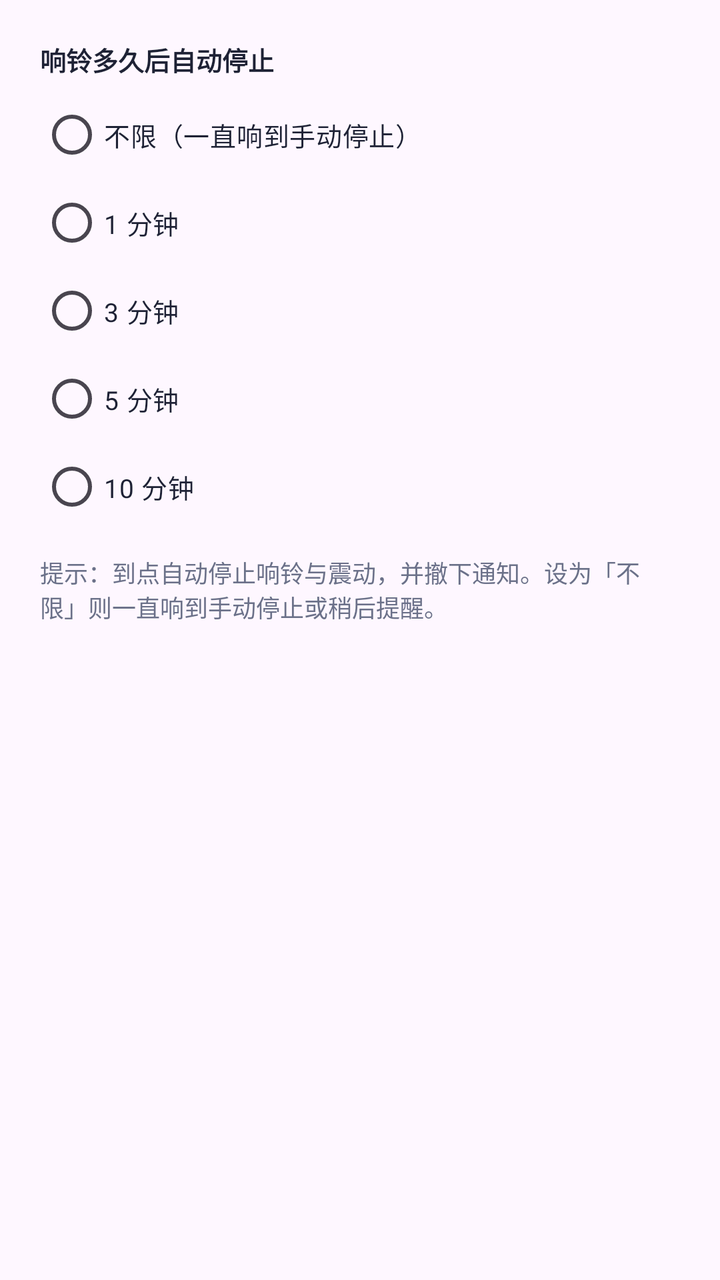
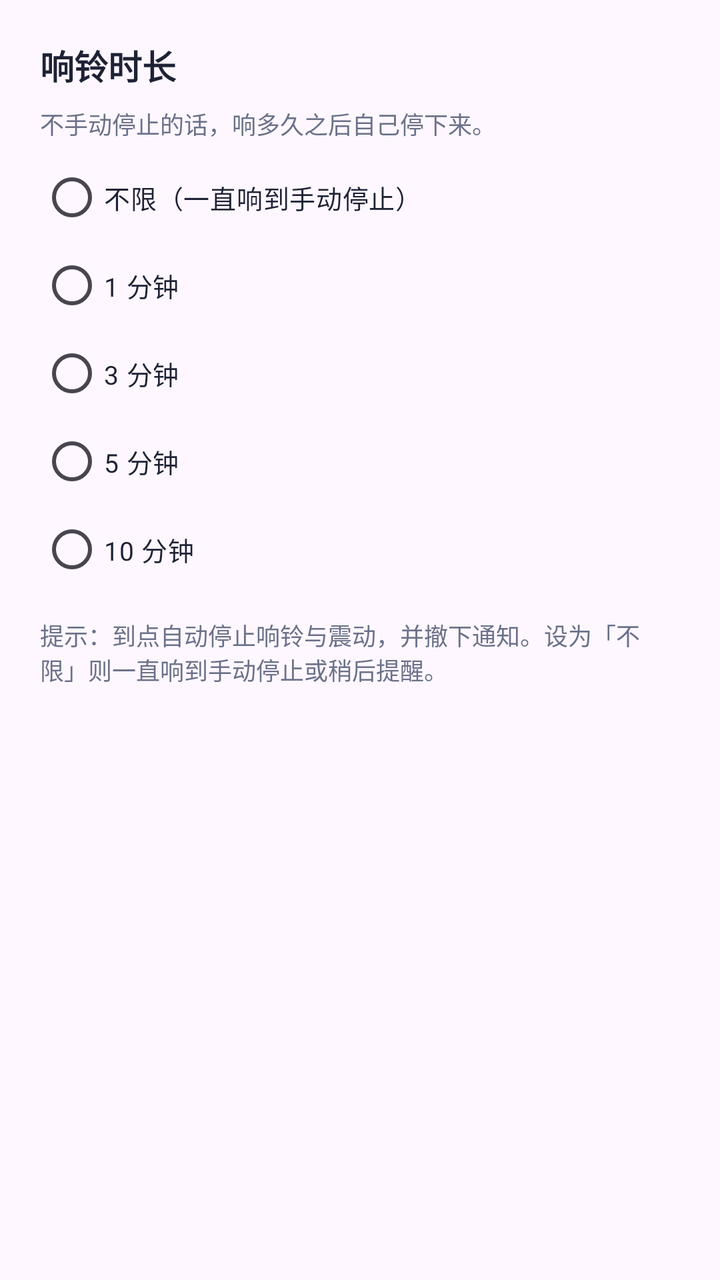

An Android layout rendered at two revisions. The XML below is the earlier revision; the diff shows what the commit changed to produce the second picture.
<!-- AndroidManifest.xml: application theme Theme.DaxiaoWeekAlarm -->
<!-- res/layout/dialog_ring_duration.xml -->
<?xml version="1.0" encoding="utf-8"?>
<LinearLayout xmlns:android="http://schemas.android.com/apk/res/android"
    android:layout_width="match_parent"
    android:layout_height="wrap_content"
    android:orientation="vertical"
    android:padding="20dp">

    <TextView
        style="@style/FieldLabel"
        android:layout_width="wrap_content"
        android:layout_height="wrap_content"
        android:text="响铃多久后自动停止" />

    <RadioGroup
        android:id="@+id/rg_ring_minutes"
        android:layout_width="match_parent"
        android:layout_height="wrap_content"
        android:layout_marginTop="6dp"
        android:orientation="vertical">

        <RadioButton
            android:id="@+id/rb_ring_off"
            style="@style/WeekRadio"
            android:layout_width="match_parent"
            android:layout_height="wrap_content"
            android:minHeight="44dp"
            android:text="不限（一直响到手动停止）" />

        <RadioButton
            android:id="@+id/rb_ring_1"
            style="@style/WeekRadio"
            android:layout_width="match_parent"
            android:layout_height="wrap_content"
            android:minHeight="44dp"
            android:text="1 分钟" />

        <RadioButton
            android:id="@+id/rb_ring_3"
            style="@style/WeekRadio"
            android:layout_width="match_parent"
            android:layout_height="wrap_content"
            android:minHeight="44dp"
            android:text="3 分钟" />

        <RadioButton
            android:id="@+id/rb_ring_5"
            style="@style/WeekRadio"
            android:layout_width="match_parent"
            android:layout_height="wrap_content"
            android:minHeight="44dp"
            android:text="5 分钟" />

        <RadioButton
            android:id="@+id/rb_ring_10"
            style="@style/WeekRadio"
            android:layout_width="match_parent"
            android:layout_height="wrap_content"
            android:minHeight="44dp"
            android:text="10 分钟" />
    </RadioGroup>

    <TextView
        android:layout_width="match_parent"
        android:layout_height="wrap_content"
        android:layout_marginTop="12dp"
        android:text="提示：到点自动停止响铃与震动，并撤下通知。设为「不限」则一直响到手动停止或稍后提醒。"
        android:textColor="@color/sub"
        android:textSize="12sp" />
</LinearLayout>
<!-- resources referenced by this layout -->
<resources>
  <color name="sub">#6B7189</color>
  <style name="FieldLabel">
          <item name="android:textColor">@color/ink</item>
          <item name="android:textSize">13sp</item>
          <item name="android:textStyle">bold</item>
      </style>
  <style name="WeekRadio">
          <item name="android:textSize">13sp</item>
          <item name="android:textColor">@color/ink</item>
          <item name="android:buttonTint">@color/indigo</item>
      </style>
  <style name="Theme.DaxiaoWeekAlarm" parent="Theme.Material3.DayNight.NoActionBar">
          <item name="colorPrimary">@color/indigo</item>
          <item name="colorPrimaryVariant">@color/indigo_dark</item>
          <item name="colorOnPrimary">@color/white</item>
          <item name="android:statusBarColor">@color/bg</item>
          <item name="android:windowLightStatusBar">true</item>
      </style>
  <color name="ink">#1E2235</color>
  <color name="indigo">#4F46E5</color>
  <color name="indigo_dark">#4338CA</color>
  <color name="white">#FFFFFFFF</color>
  <color name="bg">#F4F5FB</color>
</resources>

<!-- the commit's change to res/layout/dialog_ring_duration.xml (unified diff, before → after) -->
@@ -6,10 +6,23 @@
     android:padding="20dp">
 
     <TextView
-        style="@style/FieldLabel"
         android:layout_width="wrap_content"
         android:layout_height="wrap_content"
-        android:text="响铃多久后自动停止" />
+        android:text="@string/dialog_ring_duration_title"
+        android:textColor="@color/ink"
+        android:textSize="17sp"
+        android:textStyle="bold" />
+
+    <TextView
+        android:layout_width="match_parent"
+        android:layout_height="wrap_content"
+        android:layout_marginTop="8dp"
+        android:lineSpacingMultiplier="1.2"
+        android:text="@string/dialog_ring_duration_message"
+        android:textColor="@color/sub"
+        android:textSize="12sp" />
+
+
 
     <RadioGroup
         android:id="@+id/rg_ring_minutes"
<!-- resource entries referenced after the edit -->
@@ -1,11 +1,8 @@
 <!-- resources referenced by this layout -->
 <resources>
   <color name="sub">#6B7189</color>
-  <style name="FieldLabel">
-          <item name="android:textColor">@color/ink</item>
-          <item name="android:textSize">13sp</item>
-          <item name="android:textStyle">bold</item>
-      </style>
+  <string name="dialog_ring_duration_message">不手动停止的话，响多久之后自己停下来。</string>
+  <string name="dialog_ring_duration_title">响铃时长</string>
   <style name="WeekRadio">
           <item name="android:textSize">13sp</item>
           <item name="android:textColor">@color/ink</item>
